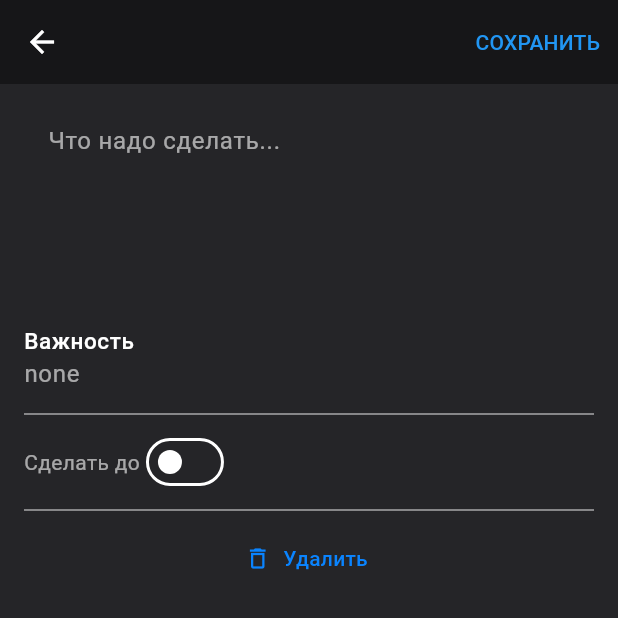
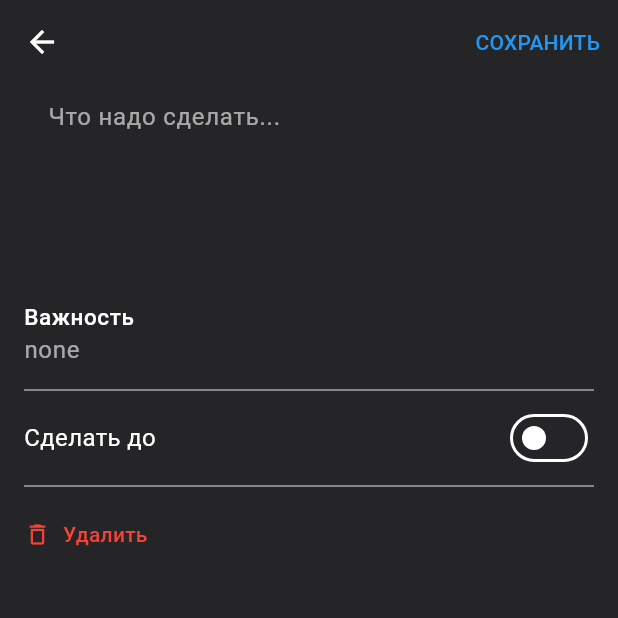
Before and after one commit to osekine/ToDoApp, a Flutter app: the NewChoreScreen screen opened directly, on a phone screen of 412 x 824 dp, the top half of it. Run offline on Flutter 3.47's test engine with Material 3 defaults, Android fonts, the phone set to English and light mode, and no system bars; our stand-ins replace google_fonts.

Commit message:
add DatePicker format Delete button

```diff
--- a/lib/add_chore/presentation/screens/new_chore.dart
+++ b/lib/add_chore/presentation/screens/new_chore.dart
@@ -13,6 +13,10 @@ class NewChoreScreen extends StatelessWidget {
     final colors = Theme.of(context).colorScheme;
     return Scaffold(
       appBar: AppBar(
+        elevation: 8,
+        forceMaterialTransparency: true,
+        surfaceTintColor: colors.surface,
+        shadowColor: colors.shadow,
         backgroundColor: colors.background,
         foregroundColor: colors.onBackground,
         leading: IconButton(
@@ -29,7 +33,7 @@ class NewChoreScreen extends StatelessWidget {
         ],
       ),
       body: Padding(
-        padding: const EdgeInsets.all(16.0),
+        padding: const EdgeInsets.fromLTRB(16.0, 0, 16.0, 16.0),
         child: ListView(
           children: [
             const DescriptionWidget(),
@@ -41,6 +45,12 @@ class NewChoreScreen extends StatelessWidget {
             const ChoseDateWidget(),
             Divider(color: colors.onSurface),
             TextButton.icon(
+                style: TextButton.styleFrom(
+                    shape: const RoundedRectangleBorder(
+                        borderRadius: BorderRadius.all(Radius.circular(8.0))),
+                    foregroundColor: Colors.red,
+                    alignment: Alignment.centerLeft,
+                    padding: EdgeInsets.zero),
                 onPressed: () {},
                 icon: const Icon(Icons.delete_outline),
                 label: const Text('Удалить')),
--- a/lib/add_chore/presentation/widgets/chose_date_widget.dart
+++ b/lib/add_chore/presentation/widgets/chose_date_widget.dart
@@ -1,16 +1,54 @@
 import 'package:flutter/material.dart';
+import 'package:to_do_app/constants/text.dart';
 
-class ChoseDateWidget extends StatelessWidget {
+class ChoseDateWidget extends StatefulWidget {
   const ChoseDateWidget({
     super.key,
   });
 
   @override
+  State<ChoseDateWidget> createState() => _ChoseDateWidgetState();
+}
+
+class _ChoseDateWidgetState extends State<ChoseDateWidget> {
+  bool dateActive = false;
+  DateTime? date;
+  @override
   Widget build(BuildContext context) {
+    final colors = Theme.of(context).colorScheme;
     return Row(
+      mainAxisAlignment: MainAxisAlignment.spaceBetween,
       children: [
-        const Text('Сделать до'),
-        Switch(value: false, onChanged: ((value) {})),
+        Column(
+          crossAxisAlignment: CrossAxisAlignment.start,
+          children: [
+            Text('Сделать до',
+                style: TextOption.getCustomStyle(
+                    style: TextStyles.body, color: colors.onBackground)),
+            if (date != null)
+              Text(date!.toLocal().toString().split(' ')[0],
+                  style: TextOption.getCustomStyle(
+                      style: TextStyles.body, color: colors.primary)),
+          ],
+        ),
+        Switch(
+            value: dateActive,
+            onChanged: ((value) async {
+              if (!value) {
+                date = null;
+                dateActive = false;
+                setState(() {});
+                return;
+              }
+              dateActive = value;
+              final newDate = await showDatePicker(
+                  context: context,
+                  firstDate: DateTime.now(),
+                  lastDate: DateTime(DateTime.now().year + 1));
+              date = newDate;
+              dateActive = date != null;
+              setState(() {});
+            })),
       ],
     );
   }
```
